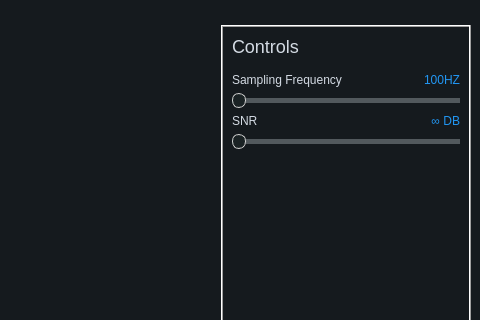
Before: the Qt Designer form views/mainwindow.ui in omarmohhameed29/sampling-theory-studio, drawn with Qt 5; both pictures show x 320 to 800 and y 0 to 320 of the 800 by 600 pixel window.
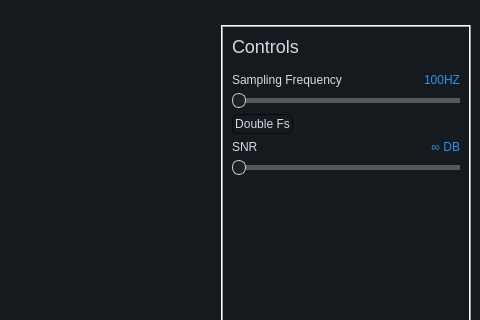
After: the same form once the commit is applied. Custom widgets are drawn as their Qt base class.

Commit message: Added double Fs button and uncommented the open file method

The edit to the form file:
```diff
--- a/views/mainwindow.ui
+++ b/views/mainwindow.ui
@@ -633,6 +633,19 @@
          </property>
         </widget>
        </item>
+       <item>
+        <widget class="QPushButton" name="double_Fmax">
+         <property name="sizePolicy">
+          <sizepolicy hsizetype="Fixed" vsizetype="Minimum">
+           <horstretch>30</horstretch>
+           <verstretch>0</verstretch>
+          </sizepolicy>
+         </property>
+         <property name="text">
+          <string>Double Fs</string>
+         </property>
+        </widget>
+       </item>
        <item>
         <layout class="QHBoxLayout" name="horizontalLayout_4">
          <item>
```
Left out of the diff: 2 changed lines with no effect on the pictures. The commit also changes 4 other files.
